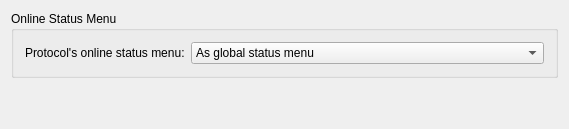
Above: kopete/config/status/statusconfig_general.ui from KDE/kopete before the change. Below: the same form after it.
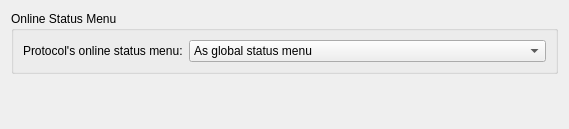
That is the form after the change.

```diff
--- a/kopete/config/status/statusconfig_general.ui
+++ b/kopete/config/status/statusconfig_general.ui
@@ -61,8 +61,6 @@
    </item>
   </layout>
  </widget>
- <layoutdefault spacing="6" margin="11" />
- <pixmapfunction>qPixmapFromMimeSource</pixmapfunction>
  <resources/>
  <connections/>
 </ui>
```
